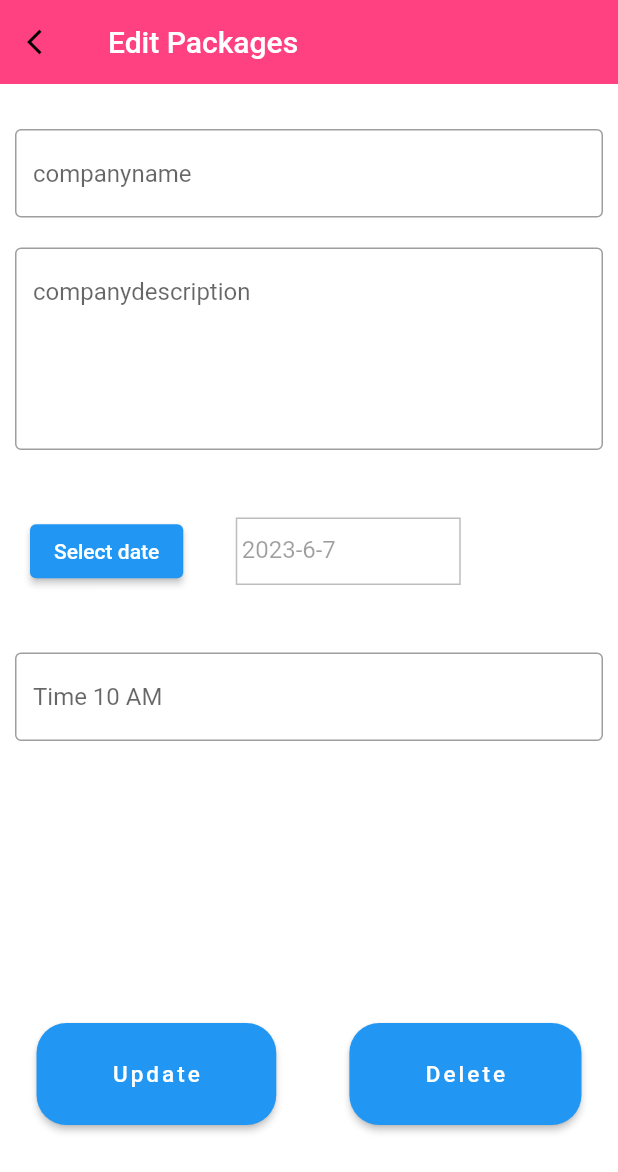
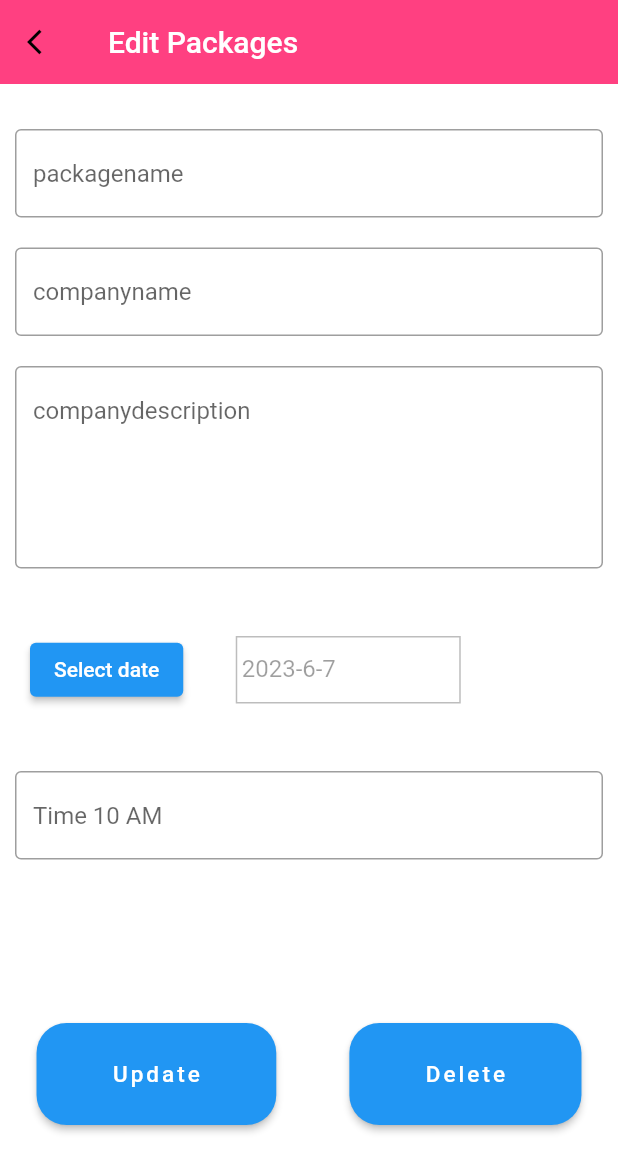
Before and after one commit to lubnawahid/industrialvisit, a Flutter app: the packageedit screen opened directly with empty values, after a tap on "Update", on a phone screen of 412 x 824 dp. Shown: the top 1172 px of the screen. Run offline on Flutter 3.47's test engine with Material 2 defaults, Android fonts, the phone set to English and light mode, and no system bars; our stand-ins replace fluttertoast, shared_preferences; accounts and stored records are empty; network calls fail.

Commit message:
industrial visit

```diff
--- a/lib/api.dart
+++ b/lib/api.dart
@@ -2,7 +2,7 @@ import 'dart:convert';
 import 'package:http/http.dart' as http;
 
 class Api {
-  final String url = "https://6d87-117-195-107-5.ngrok-free.app";
+  final String url = "https://a628-223-239-7-72.ngrok-free.app";
 
   authData(data, apiUrl) async {
     var fullUrl = url + apiUrl;
--- a/lib/travelagency/packageedit.dart
+++ b/lib/travelagency/packageedit.dart
@@ -42,11 +42,13 @@ class _packageeditState extends State<packageedit> {
   }
 
   late int id;
+  String packagename ='';
   String companyname = '';
   String companydescription = '';
   String packagedate = '';
   String packagetime = '';
 
+  TextEditingController packagenameController = TextEditingController();
   TextEditingController companynameController = TextEditingController();
 
   TextEditingController companydescriptionController = TextEditingController();
@@ -72,11 +74,13 @@ class _packageeditState extends State<packageedit> {
     var body = json.decode(res.body);
     print(body);
     setState(() {
+      packagename = body['data']['packagename'];
       companyname = body['data']['companyname'];
       companydescription = body['data']['companydescription'];
       packagedate = body['data']['packagedate'];
       packagetime = body['data']['packagetime'];
 
+      packagenameController.text = packagename;
       companynameController.text = companyname;
       companydescriptionController.text = companydescription;
       packagedateController.text = packagedate;
@@ -84,12 +88,13 @@ class _packageeditState extends State<packageedit> {
     });
   }
 
-  Future<void> _update(String companyname, String companydescription, String packagedate, String packagetime) async {
+  Future<void> _update(String packagename,String companyname, String companydescription, String packagedate, String packagetime) async {
     prefs = await SharedPreferences.getInstance();
     int id =widget.id;
     print(id);
     var uri = Uri.parse(Api().url + '/api/packages_update/' +id.toString()); // Replace with your API endpoint
     var request = http.MultipartRequest('PUT', uri);
+    request.fields['packagename'] = packagename;
     request.fields['companyname'] = companyname;
     request.fields['companydescription'] = companydescription;
     request.fields['packagedate'] = startDate;
@@ -170,6 +175,18 @@ class _packageeditState extends State<packageedit> {
                     //   ],
                     // ),
                     SizedBox(height: 20,),
+                    Container(
+                      padding: const EdgeInsets.all(10),
+                      child: TextField(
+                        controller: packagenameController,
+                        decoration: const InputDecoration(
+
+                            border: OutlineInputBorder(),
+
+                            hintText: 'packagename'
+                        ),
+                      ),
+                    ),
                     Container(
                       padding: const EdgeInsets.all(10),
                       child: TextField(
@@ -265,7 +282,7 @@ class _packageeditState extends State<packageedit> {
                     children: [
                       ElevatedButton(
                         onPressed: () {
-                          _update(companynameController.text,companydescriptionController.text , packagedateController.text, packagetimeController.text);
+                          _update(packagenameController.text,companynameController.text,companydescriptionController.text , packagedateController.text, packagetimeController.text);
                           //Navigator.push(context, MaterialPageRoute(builder: (context) => managepackages()));
                         },
                         child: Text("Update", style: TextStyle(fontSize: 15,
```
